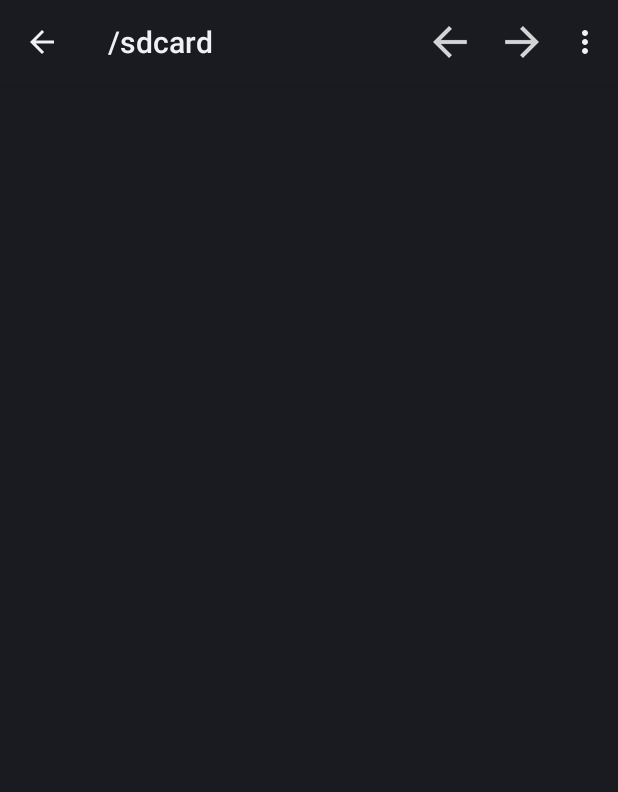
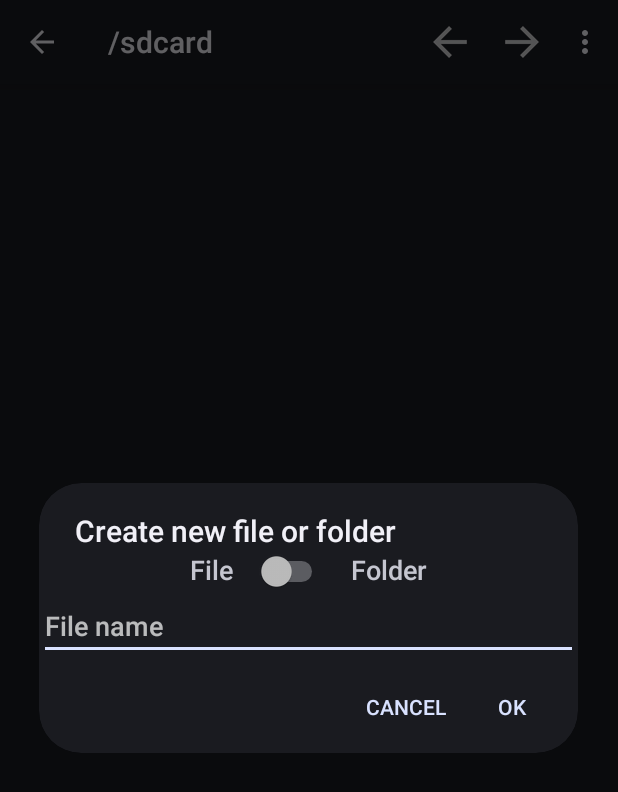
Before and after one commit to linuxmotion/OpenFileManager, an Android app: the screen it shows after launch (OpenFileManagerActivity), in the options menu, after a tap on "forward", on a phone screen of 412 x 824 dp. Shown: the top 792 px of the screen. Run offline under Robolectric (Android 15) with nearby library versions, the phone set to English and light mode, and no system bars; libraries missing offline, so code that uses them is left out: com.jeremyfeinstein.slidingmenu; 36 statements that could not run were skipped.

Commit message:
Add new File/Folder feature
Shows dialog to give user a choice
Needs refining

```diff
--- a/src/main/java/org/linuxmotion/filemanager/utils/Alerts.java
+++ b/src/main/java/org/linuxmotion/filemanager/utils/Alerts.java
@@ -6,10 +6,17 @@ import android.content.Context;
 import android.content.DialogInterface;
 import android.content.DialogInterface.OnClickListener;
 import android.content.SharedPreferences;
+import android.view.LayoutInflater;
+import android.view.View;
+import android.widget.EditText;
+import android.widget.Switch;
 
+import org.linuxmotion.asyncloaders.LogWrapper;
+import org.linuxmotion.filemanager.R;
 import org.linuxmotion.filemanager.models.FileDeleteDialogClickListener;
 
 import java.io.File;
+import java.io.IOException;
 
 /**
  * Wrapper class for showing different alerts.
@@ -18,6 +25,7 @@ import java.io.File;
  */
 public class Alerts {
 
+    private static final String TAG = Alerts.class.getSimpleName();
     private Context mContext;
     private static deleteAlertClickDispatcher mDELETEDispatcher;
     private static GPLAlertClickDispatcher mGPLDispatcher;
@@ -170,6 +178,61 @@ public class Alerts {
         delete.show();
     }
 
+    public interface FileAlertBoxListener{
+
+        public void onSelectPositiveButton();
+    }
+    public static void newFileAlertBox(Context context, final String location, final FileAlertBoxListener listener) {
+
+
+        Builder delete = new AlertDialog.Builder(context);
+        delete.setTitle("Create new file or folder");
+        delete.setCancelable(true);
+        View v = ((LayoutInflater) context.getSystemService(Context.LAYOUT_INFLATER_SERVICE)).inflate(R.layout.layout_new_file_dialog, null, false);
+        delete.setView(v);
+        final EditText text = (EditText) v.findViewById(R.id.dialog_file_folder_editText);
+        final Switch switcher = (Switch) v.findViewById(R.id.switch_file_folder);
+
+        delete.setPositiveButton("Ok", new DialogInterface.OnClickListener(){
+
+            @Override
+            public void onClick(DialogInterface dialogInterface, int i) {
+                // Do nothing if no name
+                if (text.getText().toString().equals(""))
+                    return;
+
+                File newFile = new File(location +"/"+ text.getText().toString());
+                if(switcher.isChecked()){
+                    newFile.mkdir();
+                }else {
+                    try {
+                        newFile.createNewFile();
+                    } catch (IOException e) {
+                        e.printStackTrace();
+                        LogWrapper.Logv(TAG, "Couldn't create a new file or folder");
+                    }
+
+                }
+
+                listener.onSelectPositiveButton();
+
+            }
+        });
+
+        delete.setNegativeButton("Cancel", new DialogInterface.OnClickListener() {
+
+            @Override
+            public void onClick(DialogInterface arg0, int arg1) {
+                // Do nothing
+
+            }
+
+
+        });
+
+        delete.show();
+    }
+
     public interface deleteAlertClickDispatcher {
 
         void onSelectedDelete(File f);
--- a/src/main/java/org/linuxmotion/filemanager/utils/Constants.java
+++ b/src/main/java/org/linuxmotion/filemanager/utils/Constants.java
@@ -47,6 +47,10 @@ public class Constants {
 
     public static final String SORT_LEXICOGRAPHICALLY_SMALLER_FIRST_PREF = "sort_lexicographically_smaller_first_pref ";
 
+    public static final String LEFT_NAVIGATION_TUTORIAL_PREF = "left_navigation_tutorial";
+
+    public static final String RIGHT_CUT_PASTE_TUTORIAL_PREF = "right_cut_paste_tutorial";
+
     public static MimeTypeMap MIME = MimeTypeMap.getSingleton();
 
 
--- /dev/null
+++ b/src/main/res/layout/layout_new_file_dialog.xml
@@ -0,0 +1,61 @@
+<?xml version="1.0" encoding="utf-8"?>
+
+<LinearLayout
+        xmlns:android="http://schemas.android.com/apk/res/android"
+        android:orientation="vertical"
+   android:layout_width="match_parent"
+   android:layout_height="match_parent">
+
+
+
+
+    <LinearLayout
+            android:layout_width="match_parent"
+            android:layout_height="wrap_content"
+            android:gravity="center"
+            android:layout_gravity="center_horizontal|top">
+
+        <TextView
+                android:layout_width="wrap_content"
+                android:layout_height="wrap_content"
+                android:textAppearance="?android:attr/textAppearanceMedium"
+                android:text="@string/dialog_file"
+                android:id="@+id/dialog_file"
+                android:layout_gravity="center_horizontal|top"/>
+
+        <Switch
+                android:layout_width="wrap_content"
+                android:layout_height="wrap_content"
+                android:text=""
+                android:checked="false"
+                android:textOff="@string/dialog_file"
+                android:textOn="@string/dialog_folder"
+                android:id="@+id/switch_file_folder"
+                android:layout_gravity="center_horizontal|top"
+                android:layout_marginLeft="15dp"
+                android:layout_marginRight="15dp"/>
+
+        <TextView
+                android:layout_width="wrap_content"
+                android:layout_height="wrap_content"
+                android:textAppearance="?android:attr/textAppearanceMedium"
+                android:text="@string/dialog_folder"
+                android:id="@+id/dialog_folder"
+                android:layout_gravity="center_horizontal|top"/>
+
+
+    </LinearLayout>
+
+    <EditText
+            android:layout_width="match_parent"
+            android:layout_height="wrap_content"
+            android:id="@+id/dialog_file_folder_editText"
+            android:layout_gravity="center"
+            android:editable="true"
+            android:cursorVisible="true"
+            android:enabled="true"
+            android:hint="File name"
+            android:maxLines="1"/>
+
+
+</LinearLayout>
--- a/src/main/res/values/strings.xml
+++ b/src/main/res/values/strings.xml
@@ -39,5 +39,7 @@
     <string name="string_menu_rename">rename</string>
     <string name="menu_cut">cut</string>
     <string name="menu_rename">rename</string>
+    <string name="dialog_file">File</string>
+    <string name="dialog_folder">Folder</string>
 
 </resources>
```
Also changed, not shown: src/main/java/org/linuxmotion/filemanager/models/fragments/SingleViewFragment.java (+21 -1 lines), src/main/java/org/linuxmotion/filemanager/preferences/PreferenceUtils.java (+30 -0 lines).
